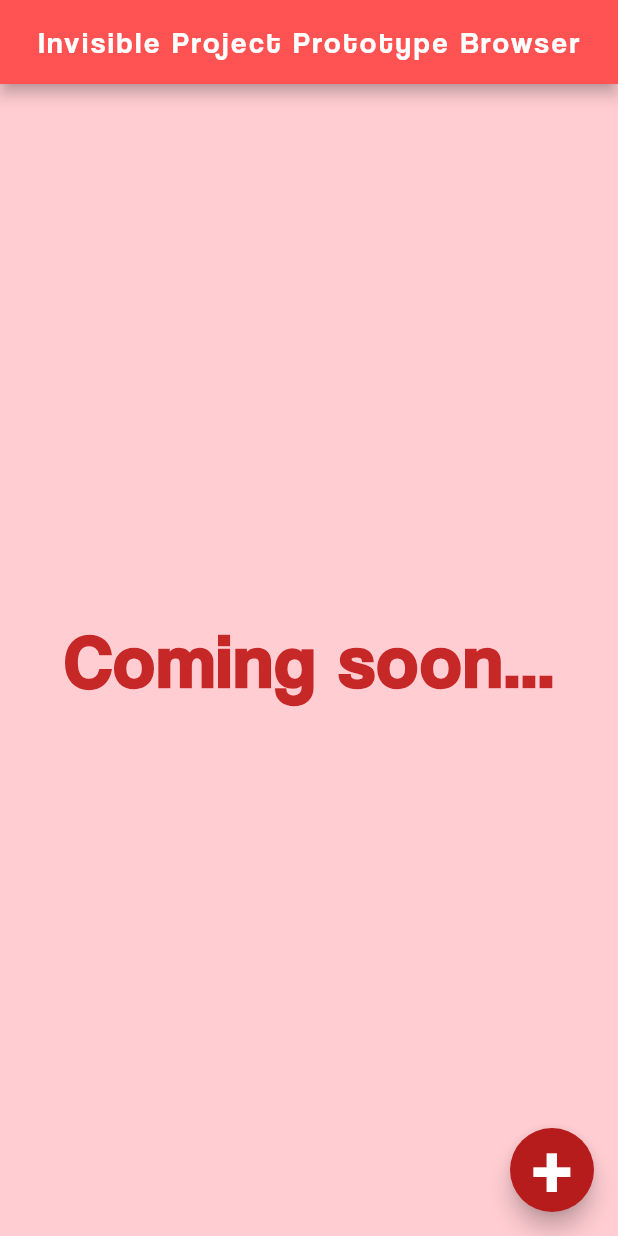
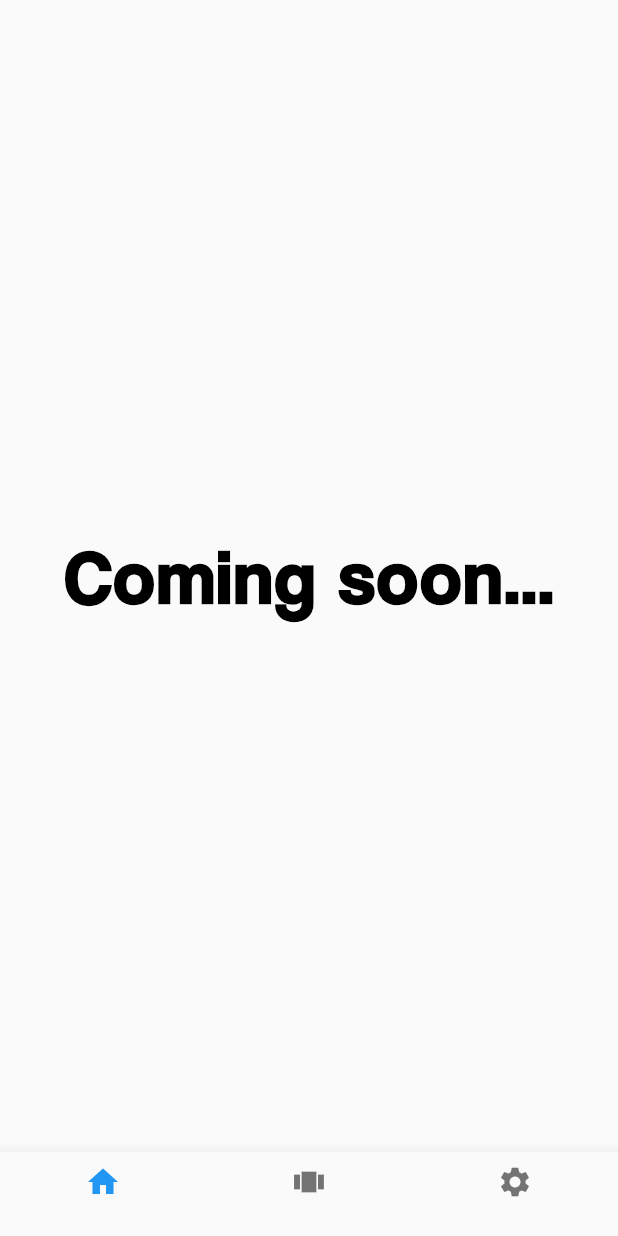
Before and after one commit to deegl0rd/project-invisible, a Flutter app: the screen it shows after launch, on a phone screen of 412 x 824 dp. Run offline on Flutter 3.47's test engine with Material 2 defaults, Android fonts, the phone set to English and light mode, and no system bars; statements that could not run were skipped.

Commit message:
file mod 1

```diff
--- /dev/null
+++ b/lib/homeScreen.dart
@@ -0,0 +1,44 @@
+import 'package:flutter/material.dart';
+
+class HomeScreen extends StatelessWidget{
+  @override
+  Widget build(BuildContext context){
+    return Scaffold(
+      body: Center(
+        child: Text(
+          "Coming soon...",
+          style: TextStyle(
+            fontFamily: "Coolvetica",
+            fontSize: 50.0,
+            fontWeight: FontWeight.bold,
+            letterSpacing: 2.0,
+            color: Colors.black,
+          ),
+        ),
+      ),
+      backgroundColor: bkgColor,
+
+      bottomNavigationBar: BottomNavigationBar(
+          currentIndex: 0,
+          backgroundColor: bkgColor,
+          items:[
+            BottomNavigationBarItem(
+              icon: new Icon(Icons.home),
+              title: new Text(""),
+              backgroundColor: Colors.black,
+            ),
+            BottomNavigationBarItem(
+              icon: new Icon(Icons.view_carousel),
+              title: new Text(""),
+              backgroundColor: Colors.black,
+            ),
+            BottomNavigationBarItem(
+              icon: new Icon(Icons.settings),
+              title: new Text(""),
+              backgroundColor: Colors.black,
+            ),
+          ]
+      ),
+    );
+  }
+}
--- a/lib/main.dart
+++ b/lib/main.dart
@@ -1,54 +1,9 @@
 import 'package:flutter/material.dart';
+
+import 'homeScreen.dart';
+
+Color bkgColor = Color.fromARGB(255, 101, 198, 241);
 
 void main() => runApp(MaterialApp(
   home: HomeScreen()
 ));
-
-class HomeScreen extends StatelessWidget{
-  @override
-  Widget build(BuildContext context){
-      return Scaffold(
-          appBar: AppBar(
-              title: Text(
-                "Invisible Project Prototype Browser",
-                  style: TextStyle(
-                    fontFamily: "Coolvetica",
-                    letterSpacing: 2,
-                    fontSize: 20,
-                  ),
-              ),
-              centerTitle: true,
-              backgroundColor: Colors.redAccent,
-          ),
-
-          body: Center(
-              child: Text(
-                "Coming soon...",
-                style: TextStyle(
-                  fontFamily: "Coolvetica",
-                  fontSize: 50.0,
-                  fontWeight: FontWeight.bold,
-                  letterSpacing: 2.0,
-                  color: Colors.red[800],
-                ),
-              ),
-          ),
-              backgroundColor: Colors.red[100],
-
-          floatingActionButton: FloatingActionButton(
-              child: Text(
-                "+",
-                style: TextStyle(
-                  fontSize: 50.0,
-                  fontWeight: FontWeight.bold,
-                  color: Colors.white,
-                ),
-              ),
-              backgroundColor: Colors.red[900],
-              onPressed: () => test(),
-          ),
-      );
-  }
-}
-
-void test() => print("bish");
```
